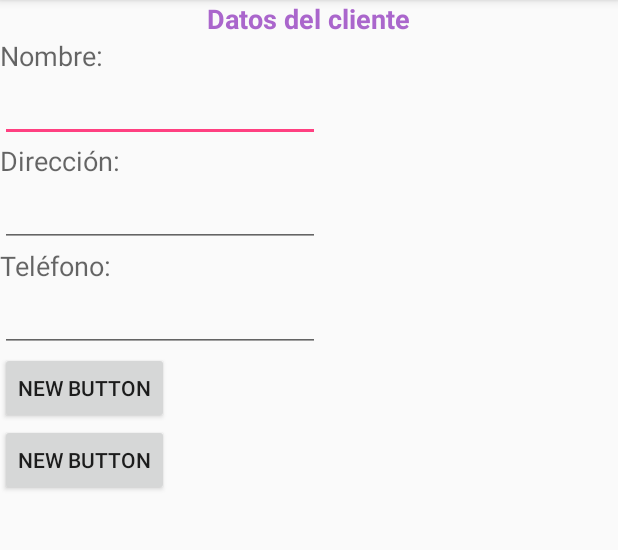
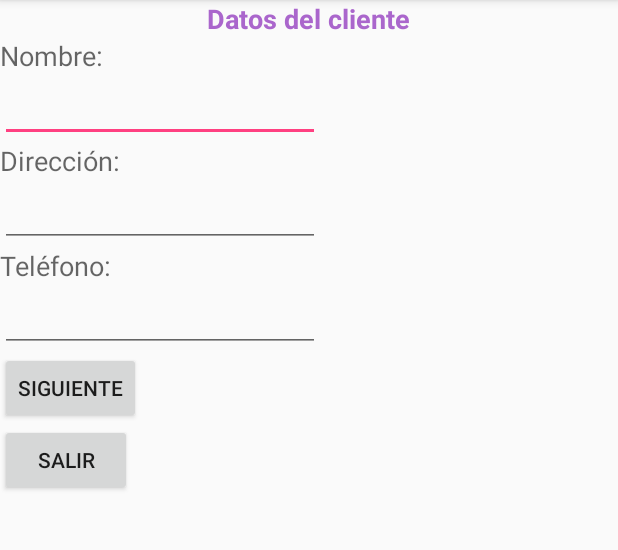
Before and after one commit to joseDavid83/CebancPizza, an Android app: the DatosCliente screen opened directly, with no data from a screen before it, on a phone screen of 412 x 824 dp, the part 84-634 px from its top. Run offline under Robolectric (Android 15) with nearby library versions, the phone set to English and light mode, and no system bars.

```diff
--- a/app/src/main/java/com/alumno/cebancpizza/DatosCliente.java
+++ b/app/src/main/java/com/alumno/cebancpizza/DatosCliente.java
@@ -7,17 +7,26 @@ import android.view.View;
 import android.widget.Button;
 
 public class DatosCliente extends AppCompatActivity{
-    private Button b;
-    private Button c;
-    private Button e;
-    private Button f;
-    private Button h;
+    private Button sig;
     @Override
     protected void onCreate(Bundle savedInstanceState) {
         super.onCreate(savedInstanceState);
         setContentView(R.layout.datos_cliente);
 
+        sig=(Button)findViewById(R.id.btnSiguiente);
+
+        sig.setOnClickListener(new View.OnClickListener() {
+            @Override
+            public void onClick(View v) {
+                lanzarDatosPedido();
+            }
+        });
 
     }
 
+    public void lanzarDatosPedido(){
+        Intent i=new Intent(this, DatosPedido.class);
+        startActivity(i);
+    }
+
 }
--- a/app/src/main/res/layout/datos_cliente.xml
+++ b/app/src/main/res/layout/datos_cliente.xml
@@ -24,7 +24,7 @@
         android:layout_height="wrap_content"
         android:inputType="textPersonName"
         android:ems="10"
-        android:id="@+id/editText1" />
+        android:id="@+id/txtNombre" />
 
     <TextView
         android:layout_width="wrap_content"
@@ -38,7 +38,7 @@
         android:layout_height="wrap_content"
         android:inputType="textPostalAddress"
         android:ems="10"
-        android:id="@+id/editText2" />
+        android:id="@+id/txtApellido" />
 
     <TextView
         android:layout_width="wrap_content"
@@ -52,18 +52,18 @@
         android:layout_height="wrap_content"
         android:inputType="number"
         android:ems="10"
-        android:id="@+id/editText3" />
+        android:id="@+id/txtTelefono" />
 
     <Button
         android:layout_width="wrap_content"
         android:layout_height="wrap_content"
-        android:text="New Button"
+        android:text="Siguiente"
         android:id="@+id/btnSiguiente" />
 
     <Button
         android:layout_width="wrap_content"
         android:layout_height="wrap_content"
-        android:text="New Button"
+        android:text="Salir"
         android:id="@+id/btnSalir" />
 
 </LinearLayout>
```
Also changed, not shown: app/src/main/java/com/alumno/cebancpizza/DatosPedido.java (+17 -0 lines), app/src/main/res/layout/pedido.xml (+38 -0 lines).
